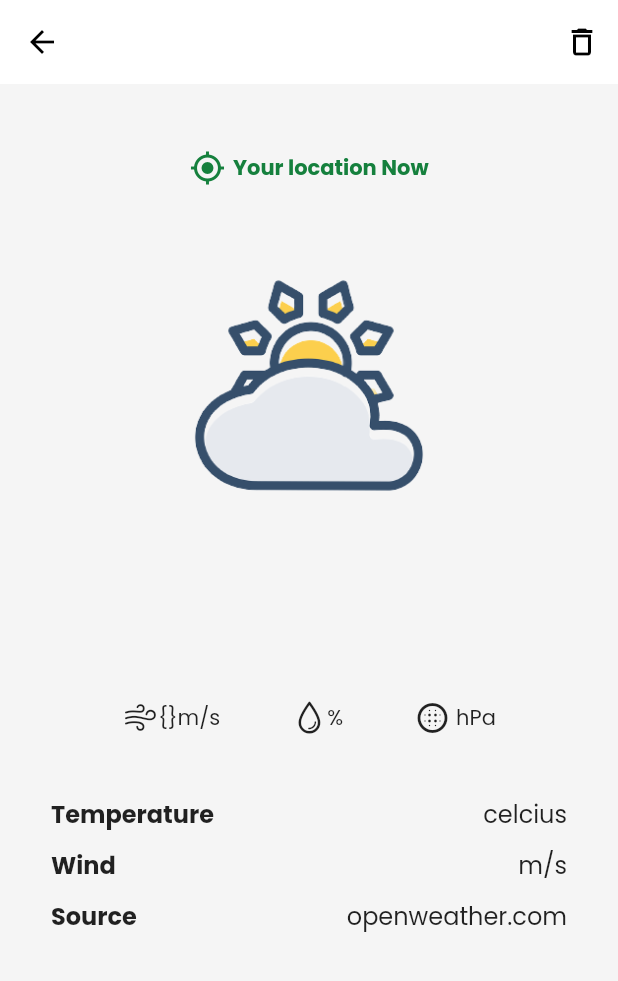
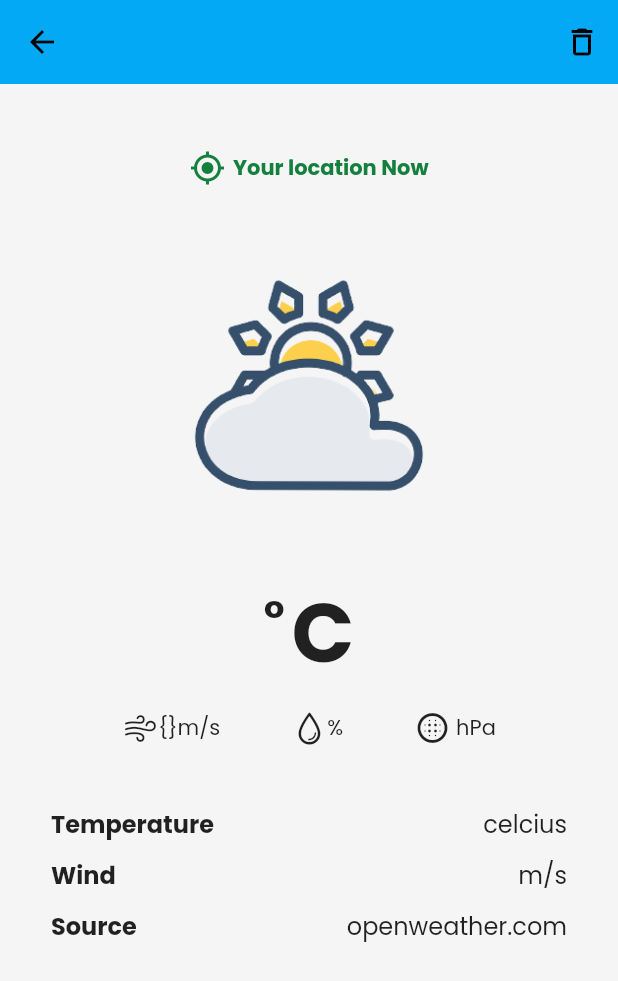
Before and after one commit to Adiii1436/DevTools, a Flutter app: the WeatherPageDetail screen opened directly with empty values, on a phone screen of 412 x 824 dp. Shown: the top 981 px of the screen. Run offline on Flutter 3.47's test engine with Material 2 defaults, Android fonts, the phone set to English and light mode, and no system bars; our stand-ins replace cached_network_image, cloud_firestore, firebase_core, google_fonts, math_expressions, velocity_x and 1 more; missing offline and left inert: cloud_firestore_web, firebase_analytics_web, firebase_auth_web, firebase_core_web, firebase_database_web, horizontal_picker and 1 more; accounts and stored records are empty.

Commit message:
completed weather app

```diff
--- a/lib/Pages/weather_page/weather_page_detail.dart
+++ b/lib/Pages/weather_page/weather_page_detail.dart
@@ -30,7 +30,7 @@ class _WeatherPageDetailState extends State<WeatherPageDetail> {
       boxColor = Vx.blue400;
     } else if (widget.doc['desc'] == 'Clear') {
       image = 'assets/Images/sun-g4218ebaab_1280-removebg-preview.png';
-      boxColor = Vx.yellow400;
+      boxColor = Vx.yellow500;
     } else if (widget.doc['desc'] == 'Thunderstorm') {
       image = 'assets/Images/82ep_o74i_140728.jpg_3_-removebg-preview.png';
       boxColor = Vx.gray400;
@@ -38,10 +38,9 @@ class _WeatherPageDetailState extends State<WeatherPageDetail> {
       image = 'assets/Images/cloud-g6cf4c508a_1280-removebg-preview.png';
       boxColor = Vx.gray400;
     }
-    return SafeArea(
-      child: Scaffold(
+    return Scaffold(
       appBar: AppBar(
-          backgroundColor: Colors.white,
+        backgroundColor: boxColor,
         elevation: 0.0,
         actions: [
           IconButton(
@@ -53,7 +52,8 @@ class _WeatherPageDetailState extends State<WeatherPageDetail> {
               icon: const Icon(Icons.delete_outline_outlined))
         ],
       ),
-        body: Container(
+      body: SafeArea(
+        child: Container(
           // color: Colors.red,
           width: MediaQuery.of(context).size.width,
           height: MediaQuery.of(context).size.height,
@@ -113,9 +113,26 @@ class _WeatherPageDetailState extends State<WeatherPageDetail> {
             const SizedBox(
               height: 10,
             ),
+            Row(
+              mainAxisAlignment: MainAxisAlignment.center,
+              children: [
                 Text(widget.doc['temp'].toString(),
+                    style: const TextStyle(
+                        fontSize: 55, fontWeight: FontWeight.bold)),
+                Container(
+                  alignment: Alignment.topLeft,
+                  height: MediaQuery.of(context).size.height * 0.080,
+                  width: MediaQuery.of(context).size.width * 0.045,
+                  child: const Text(
+                    "°",
+                    style: TextStyle(fontSize: 30, fontWeight: FontWeight.bold),
+                  ),
+                ),
+                const Text('C',
                     style:
-                    const TextStyle(fontSize: 50, fontWeight: FontWeight.bold)),
+                        TextStyle(fontSize: 55, fontWeight: FontWeight.bold)),
+              ],
+            ),
             const SizedBox(
               height: 10,
             ),
```
Also changed, not shown: lib/Pages/weather_page/weather_page.dart (+220 -207 lines), lib/Pages/weather_page/weather_search_detail.dart (+25 -3 lines). Lines whose indentation alone changed are shown as unchanged.
